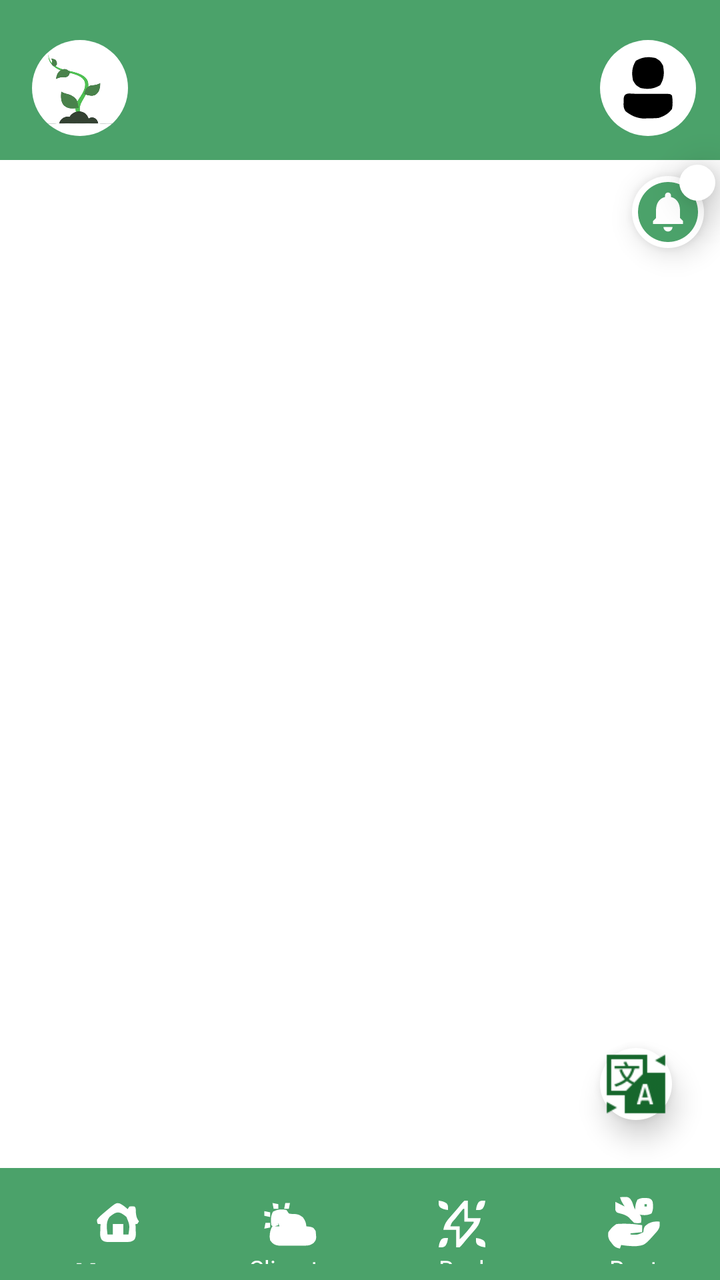
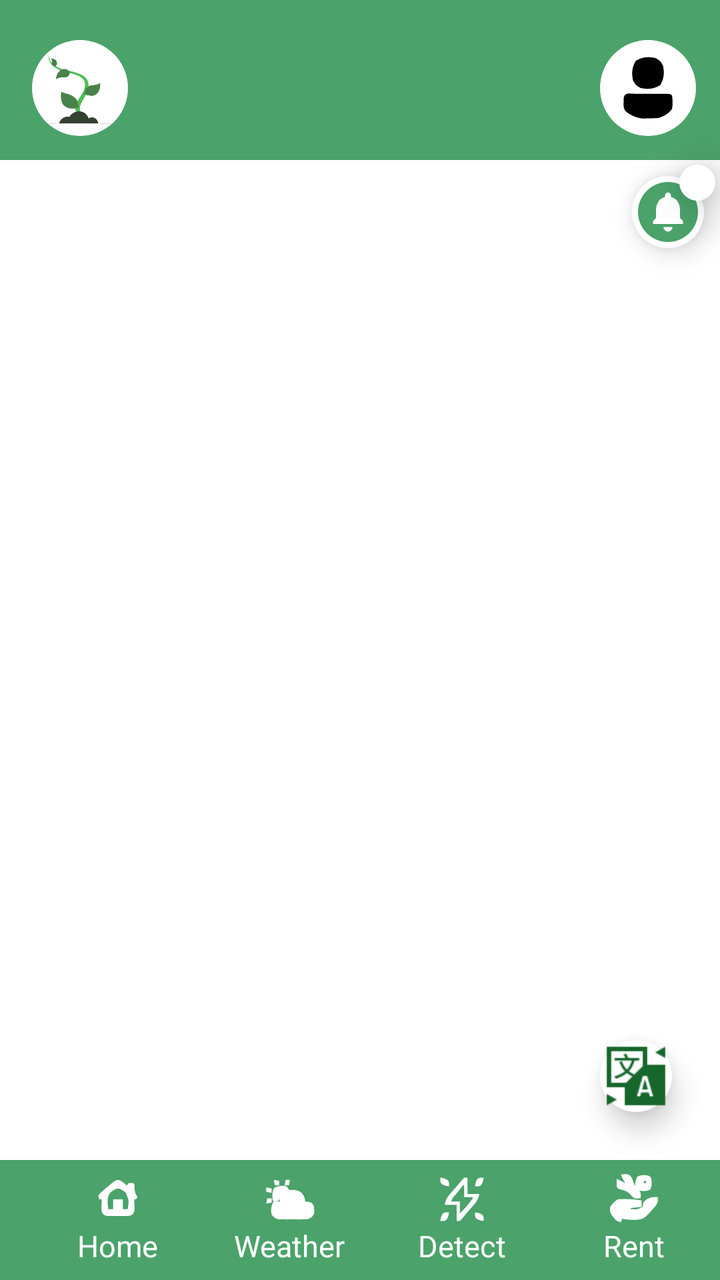

Compare the two renders of this Android layout. The source of the first and the diff that turns it into the second are given below.
<!-- AndroidManifest.xml: application theme Theme.CropTrack -->
<!-- res/layout/activity_main.xml -->
<?xml version="1.0" encoding="utf-8"?>
<androidx.constraintlayout.widget.ConstraintLayout xmlns:android="http://schemas.android.com/apk/res/android"
    xmlns:app="http://schemas.android.com/apk/res-auto"
    xmlns:tools="http://schemas.android.com/tools"
    android:id="@+id/main"
    android:background="#fff"
    android:layout_width="match_parent"
    android:layout_height="match_parent"
    tools:context=".MainActivity">

    
    <androidx.appcompat.widget.Toolbar
        android:id="@+id/topToolbar"
        android:layout_width="match_parent"
        android:layout_height="wrap_content"
        android:background="#4BA26A"
        android:paddingTop="8dp"
        app:layout_constraintStart_toStartOf="parent"
        app:layout_constraintEnd_toEndOf="parent"
        app:layout_constraintTop_toTopOf="parent">

        <ImageView
            android:id="@+id/logo"
            android:layout_width="48dp"
            android:layout_height="48dp"
            android:src="@drawable/logo"
            android:layout_margin="12dp"
            android:layout_marginTop="5dp"
            android:background="@drawable/circle_bg"
            android:padding="6dp"
            android:layout_gravity="start"/>

        <ImageView
            android:id="@+id/userPhoto"
            android:layout_width="48dp"
            android:layout_height="48dp"
            android:src="@drawable/user"
            android:layout_marginTop="5dp"
            android:background="@drawable/circle_bg"
            android:layout_margin="12dp"
            android:padding="6dp"
            android:layout_gravity="end"/>

    </androidx.appcompat.widget.Toolbar>

    
    <ImageView
        android:id="@+id/notification"
        android:layout_width="36dp"
        android:layout_height="36dp"
        android:layout_margin="8dp"
        android:background="@drawable/circle_bg"
        android:elevation="8dp"
        android:src="@drawable/baseline_circle_notifications_24"
        android:tintMode="multiply"
        app:layout_constraintEnd_toEndOf="parent"
        app:layout_constraintTop_toBottomOf="@+id/topToolbar"
        app:tint="#4BA26A" />

    <TextView
        android:id="@+id/notificationCount"
        android:layout_width="18dp"
        android:layout_height="18dp"
        android:background="@drawable/circle_bg"
        android:text="5"
        android:textColor="@android:color/white"
        android:textSize="12sp"
        android:gravity="center"
        android:padding="2dp"
        android:elevation="12dp"
        app:layout_constraintTop_toTopOf="@id/notification"
        app:layout_constraintEnd_toEndOf="@id/notification"
        android:layout_marginTop="-6dp"
        android:layout_marginEnd="-6dp"
        android:visibility="visible"/>

    <androidx.constraintlayout.widget.ConstraintLayout
        android:id="@+id/fragment"
        android:layout_width="match_parent"
        android:layout_height="0dp"
        android:layout_marginVertical="6dp"
        app:layout_constraintBottom_toTopOf="@+id/bottomToolbar"
        app:layout_constraintEnd_toEndOf="parent"
        app:layout_constraintStart_toStartOf="parent"
        app:layout_constraintTop_toBottomOf="@+id/topToolbar"/>

    
    <ImageView
        android:id="@+id/langChanger"
        android:layout_width="36dp"
        android:layout_height="36dp"
        android:layout_margin="24dp"
        android:background="@drawable/circle_bg"
        android:elevation="8dp"
        android:src="@drawable/lang_changer"
        android:tintMode="multiply"
        app:layout_constraintBottom_toTopOf="@id/bottomToolbar"
        app:layout_constraintEnd_toEndOf="@+id/topToolbar"
        app:tint="#4BA26A" />

    
    <androidx.appcompat.widget.Toolbar
        android:id="@+id/bottomToolbar"
        android:layout_width="match_parent"
        android:layout_height="56dp"
        android:background="#4BA26A"
        app:layout_constraintStart_toStartOf="parent"
        app:layout_constraintEnd_toEndOf="parent"
        app:layout_constraintBottom_toBottomOf="parent">

        <LinearLayout
            android:layout_width="match_parent"
            android:layout_height="wrap_content"
            android:gravity="center"
            android:orientation="horizontal">

            <LinearLayout
                android:id="@+id/btnHome"
                android:layout_width="0dp"
                android:layout_height="wrap_content"
                android:layout_weight="1"
                android:gravity="center"
                android:orientation="vertical"
                android:padding="8dp">

                <ImageView
                    android:id="@+id/homeIcon"
                    android:layout_width="28dp"
                    android:layout_height="28dp"
                    android:layout_marginTop="6dp"
                    android:src="@drawable/home"
                    app:tint="@android:color/white" />

                <TextView
                    android:id="@+id/home"
                    android:layout_width="wrap_content"
                    android:layout_height="wrap_content"
                    android:text="@string/home"
                    android:textColor="@android:color/white"
                    android:textSize="16sp"
                    android:textStyle="bold" />
            </LinearLayout>

            <LinearLayout
                android:id="@+id/btnClimate"
                android:layout_width="0dp"
                android:layout_height="wrap_content"
                android:layout_weight="1"
                android:gravity="center"
                android:orientation="vertical"
                android:padding="8dp">

                <ImageView
                    android:id="@+id/climateIcon"
                    android:layout_width="28dp"
                    android:layout_height="28dp"
                    android:layout_marginTop="6dp"
                    android:src="@drawable/climate"
                    app:tint="@android:color/white" />

                <TextView
                    android:id="@+id/climate"
                    android:layout_width="wrap_content"
                    android:layout_height="wrap_content"
                    android:text="@string/climate"
                    android:textColor="@android:color/white"
                    android:textSize="12sp" />
            </LinearLayout>

            <LinearLayout
                android:id="@+id/btnReel"
                android:layout_width="0dp"
                android:layout_height="wrap_content"
                android:layout_weight="1"
                android:gravity="center"
                android:orientation="vertical"
                android:padding="8dp">

                <ImageView
                    android:id="@+id/reelIcon"
                    android:layout_width="28dp"
                    android:layout_height="28dp"
                    android:layout_marginTop="6dp"
                    android:src="@drawable/explore"
                    app:tint="@android:color/white" />

                <TextView
                    android:id="@+id/reel"
                    android:layout_width="wrap_content"
                    android:layout_height="wrap_content"
                    android:text="@string/reel"
                    android:textColor="@android:color/white"
                    android:textSize="12sp" />
            </LinearLayout>

            <LinearLayout
                android:id="@+id/btnRent"
                android:layout_width="0dp"
                android:layout_height="wrap_content"
                android:layout_weight="1"
                android:gravity="center"
                android:orientation="vertical"
                android:padding="8dp">

                <ImageView
                    android:id="@+id/rentIcon"
                    android:layout_width="28dp"
                    android:layout_height="28dp"
                    android:layout_marginTop="6dp"
                    android:src="@drawable/rent_equipments"
                    app:tint="@android:color/white" />

                <TextView
                    android:id="@+id/rent"
                    android:layout_width="wrap_content"
                    android:layout_height="wrap_content"
                    android:text="@string/rent"
                    android:textColor="@android:color/white"
                    android:textSize="12sp" />
                <FrameLayout
                    android:id="@+id/fragment_container"
                    android:layout_width="match_parent"
                    android:layout_height="match_parent"/>

            </LinearLayout>

        </LinearLayout>


    </androidx.appcompat.widget.Toolbar>

</androidx.constraintlayout.widget.ConstraintLayout>
<!-- resources referenced by this layout -->
<resources>
  <!-- drawable baseline_circle_notifications_24 (drawable) -->
  <vector xmlns:android="http://schemas.android.com/apk/res/android" android:height="24dp" android:tint="#FFFFFF" android:viewportHeight="24" android:viewportWidth="24" android:width="24dp">
        
      <path android:fillColor="@android:color/white" android:pathData="M12,2C6.48,2 2,6.48 2,12s4.48,10 10,10 10,-4.48 10,-10S17.52,2 12,2zM12,18.5c-0.83,0 -1.5,-0.67 -1.5,-1.5h3c0,0.83 -0.67,1.5 -1.5,1.5zM17,16L7,16v-1l1,-1v-2.61C8,9.27 9.03,7.47 11,7v-0.5c0,-0.57 0.43,-1 1,-1s1,0.43 1,1L13,7c1.97,0.47 3,2.28 3,4.39L16,14l1,1v1z"/>
      
  </vector>
  <!-- drawable circle_bg (drawable) -->
  <?xml version="1.0" encoding="utf-8"?>
  <shape xmlns:android="http://schemas.android.com/apk/res/android"
      android:shape="oval">
      <solid android:color="#FFFFFF"/>
  </shape>
  <!-- drawable home (drawable) -->
  <vector xmlns:android="http://schemas.android.com/apk/res/android"
      android:width="64dp"
      android:height="64dp"
      android:viewportWidth="64"
      android:viewportHeight="64">
    <path
        android:pathData="M33.938,8.5C37.543,10.266 40.028,12.311 43,15C43.66,14.01 44.32,13.02 45,12C48.063,11.75 48.063,11.75 51,12C52.687,13.687 52.245,15.94 52.375,18.25C52.718,22.572 53.233,25.511 56,29C55.34,29.99 54.68,30.98 54,32C53.34,32 52.68,32 52,32C52.046,33.109 52.093,34.217 52.141,35.359C52.178,36.823 52.215,38.286 52.25,39.75C52.3,40.844 52.3,40.844 52.352,41.961C52.412,45.274 52.379,47.467 50.429,50.21C47.109,52.657 44.85,52.517 40.75,52.531C40.055,52.535 39.36,52.539 38.644,52.543C37.178,52.546 35.712,52.538 34.246,52.521C32.007,52.5 29.771,52.521 27.531,52.547C26.104,52.544 24.677,52.539 23.25,52.531C21.956,52.527 20.662,52.522 19.328,52.518C16,52 16,52 13.571,50.21C11.22,46.903 11.571,43.639 11.75,39.75C11.768,39.005 11.786,38.26 11.805,37.492C11.852,35.661 11.923,33.83 12,32C11.01,32 10.02,32 9,32C8.063,29.938 8.063,29.938 8,27C9.933,24.247 12.453,22.176 15,20C15.905,19.227 16.81,18.453 17.742,17.656C29.597,7.761 29.597,7.761 33.938,8.5ZM22.379,23.867C17.864,29.813 19.194,36.907 20,44C21.98,44 23.96,44 26,44C26,40.04 26,36.08 26,32C29.96,32 33.92,32 38,32C38,35.96 38,39.92 38,44C39.98,44 41.96,44 44,44C45.471,33.36 45.471,33.36 41.621,23.867C33.31,17.127 30.69,17.127 22.379,23.867Z"
        android:fillColor="#000000"/>
  </vector>
  <!-- drawable user (drawable) -->
  <vector xmlns:android="http://schemas.android.com/apk/res/android"
      android:width="48dp"
      android:height="48dp"
      android:viewportWidth="48"
      android:viewportHeight="48">
    <path
        android:pathData="M15.625,27.867C16.287,27.866 16.949,27.865 17.631,27.864C19.034,27.864 20.436,27.865 21.838,27.87C23.991,27.875 26.144,27.87 28.297,27.863C29.656,27.864 31.016,27.865 32.375,27.867C34.243,27.869 34.243,27.869 36.148,27.871C39,28 39,28 40,29C40.502,32.075 40.563,34.932 40,38C37.657,41.174 34.727,42.758 31,44C28.732,44.146 26.46,44.221 24.188,44.25C22.383,44.289 22.383,44.289 20.543,44.328C15.912,43.899 12.827,42.374 9.141,39.602C7.603,37.443 7.665,36 7.75,33.375C7.765,32.578 7.781,31.782 7.797,30.961C8.253,26.558 11.951,27.871 15.625,27.867Z"
        android:fillColor="#000000"/>
    <path
        android:pathData="M29,4C32.125,5.875 32.125,5.875 34,9C34.989,14.026 34.777,17.705 32.125,22.125C27.705,24.777 24.026,24.989 19,24C15.875,22.125 15.875,22.125 14,19C13.011,13.974 13.223,10.295 15.875,5.875C20.295,3.223 23.974,3.011 29,4Z"
        android:fillColor="#000000"/>
  </vector>
  <string name="climate">Climate</string>
  <string name="home">Home</string>
  <string name="reel">Reel</string>
  <string name="rent">Rent</string>
  <style name="Theme.CropTrack" parent="Base.Theme.CropTrack" />
  <style name="Base.Theme.CropTrack" parent="Theme.Material3.DayNight.NoActionBar">
          
          
      </style>
  <!-- unchanged entries left out for length: 5 -->
</resources>

<!-- the commit's change to res/layout/activity_main.xml (unified diff, before → after) -->
@@ -25,7 +25,7 @@
             android:layout_height="48dp"
             android:src="@drawable/logo"
             android:layout_margin="12dp"
-            android:layout_marginTop="5dp"
+            android:layout_marginTop="10dp"
             android:background="@drawable/circle_bg"
             android:padding="6dp"
             android:layout_gravity="start"/>
@@ -35,7 +35,7 @@
             android:layout_width="48dp"
             android:layout_height="48dp"
             android:src="@drawable/user"
-            android:layout_marginTop="5dp"
+            android:layout_marginTop="10dp"
             android:background="@drawable/circle_bg"
             android:layout_margin="12dp"
             android:padding="6dp"
@@ -74,15 +74,15 @@
         android:layout_marginEnd="-6dp"
         android:visibility="visible"/>
 
-    <androidx.constraintlayout.widget.ConstraintLayout
-        android:id="@+id/fragment"
+    <androidx.viewpager2.widget.ViewPager2
+        android:id="@+id/viewPager"
         android:layout_width="match_parent"
         android:layout_height="0dp"
         android:layout_marginVertical="6dp"
-        app:layout_constraintBottom_toTopOf="@+id/bottomToolbar"
+        app:layout_constraintBottom_toTopOf="@id/bottomToolbar"
         app:layout_constraintEnd_toEndOf="parent"
         app:layout_constraintStart_toStartOf="parent"
-        app:layout_constraintTop_toBottomOf="@+id/topToolbar"/>
+        app:layout_constraintTop_toBottomOf="@id/topToolbar"/>
 
     
     <ImageView
@@ -98,135 +98,124 @@
         app:layout_constraintEnd_toEndOf="@+id/topToolbar"
         app:tint="#4BA26A" />
 
-    
     <androidx.appcompat.widget.Toolbar
         android:id="@+id/bottomToolbar"
         android:layout_width="match_parent"
-        android:layout_height="56dp"
+        android:layout_height="60dp"
         android:background="#4BA26A"
-        app:layout_constraintStart_toStartOf="parent"
-        app:layout_constraintEnd_toEndOf="parent"
         app:layout_constraintBottom_toBottomOf="parent">
 
         <LinearLayout
             android:layout_width="match_parent"
-            android:layout_height="wrap_content"
-            android:gravity="center"
-            android:orientation="horizontal">
-
+            android:layout_height="match_parent"
+            android:orientation="horizontal"
+            android:gravity="center">
+
+            
             <LinearLayout
                 android:id="@+id/btnHome"
                 android:layout_width="0dp"
-                android:layout_height="wrap_content"
-                android:layout_weight="1"
-                android:gravity="center"
-                android:orientation="vertical"
-                android:padding="8dp">
+                android:layout_height="match_parent"
+                android:layout_weight="1"
+                android:orientation="vertical"
+                android:gravity="center">
 
                 <ImageView
                     android:id="@+id/homeIcon"
-                    android:layout_width="28dp"
-                    android:layout_height="28dp"
-                    android:layout_marginTop="6dp"
+                    android:layout_width="26dp"
+                    android:layout_height="26dp"
                     android:src="@drawable/home"
-                    app:tint="@android:color/white" />
+                    app:tint="@android:color/white"/>
 
                 <TextView
                     android:id="@+id/home"
-                    android:layout_width="wrap_content"
-                    android:layout_height="wrap_content"
-                    android:text="@string/home"
-                    android:textColor="@android:color/white"
-                    android:textSize="16sp"
-                    android:textStyle="bold" />
-            </LinearLayout>
-
+                    android:layout_height="wrap_content"
+                    android:layout_width="wrap_content"
+                    android:text="Home"
+                    android:textSize="15sp"
+                    android:textColor="@android:color/white"/>
+            </LinearLayout>
+
+
+            
             <LinearLayout
                 android:id="@+id/btnClimate"
                 android:layout_width="0dp"
-                android:layout_height="wrap_content"
-                android:layout_weight="1"
-                android:gravity="center"
-                android:orientation="vertical"
-                android:padding="8dp">
+                android:layout_height="match_parent"
+                android:layout_weight="1"
+                android:orientation="vertical"
+                android:gravity="center">
 
                 <ImageView
                     android:id="@+id/climateIcon"
-                    android:layout_width="28dp"
-                    android:layout_height="28dp"
-                    android:layout_marginTop="6dp"
+                    android:layout_width="26dp"
+                    android:layout_height="26dp"
                     android:src="@drawable/climate"
-                    app:tint="@android:color/white" />
+                    app:tint="@android:color/white"/>
 
                 <TextView
                     android:id="@+id/climate"
-                    android:layout_width="wrap_content"
-                    android:layout_height="wrap_content"
-                    android:text="@string/climate"
-                    android:textColor="@android:color/white"
-                    android:textSize="12sp" />
-            </LinearLayout>
-
+                    android:layout_height="wrap_content"
+                    android:layout_width="wrap_content"
+                    android:text="Weather"
+                    android:textSize="15sp"
+                    android:textColor="@android:color/white"/>
+            </LinearLayout>
+
+
+            
             <LinearLayout
                 android:id="@+id/btnReel"
                 android:layout_width="0dp"
-                android:layout_height="wrap_content"
-                android:layout_weight="1"
-                android:gravity="center"
-                android:orientation="vertical"
-                android:padding="8dp">
+                android:layout_height="match_parent"
+                android:layout_weight="1"
+                android:orientation="vertical"
+                android:gravity="center">
 
                 <ImageView
                     android:id="@+id/reelIcon"
-                    android:layout_width="28dp"
-                    android:layout_height="28dp"
-                    android:layout_marginTop="6dp"
+                    android:layout_width="26dp"
+                    android:layout_height="26dp"
                     android:src="@drawable/explore"
-                    app:tint="@android:color/white" />
+                    app:tint="@android:color/white"/>
 
                 <TextView
                     android:id="@+id/reel"
-                    android:layout_width="wrap_content"
-                    android:layout_height="wrap_content"
-                    android:text="@string/reel"
-                    android:textColor="@android:color/white"
-                    android:textSize="12sp" />
-            </LinearLayout>
-
+                    android:layout_height="wrap_content"
+                    android:layout_width="wrap_content"
+                    android:text="Detect"
+                    android:textSize="15sp"
+                    android:textColor="@android:color/white"/>
+            </LinearLayout>
+
+
+            
             <LinearLayout
                 android:id="@+id/btnRent"
                 android:layout_width="0dp"
-                android:layout_height="wrap_content"
-                android:layout_weight="1"
-                android:gravity="center"
-                android:orientation="vertical"
-                android:padding="8dp">
+                android:layout_height="match_parent"
+                android:layout_weight="1"
+                android:orientation="vertical"
+                android:gravity="center">
 
                 <ImageView
                     android:id="@+id/rentIcon"
-                    android:layout_width="28dp"
-                    android:layout_height="28dp"
-                    android:layout_marginTop="6dp"
+                    android:layout_width="26dp"
+                    android:layout_height="26dp"
                     android:src="@drawable/rent_equipments"
-                    app:tint="@android:color/white" />
+                    app:tint="@android:color/white"/>
 
                 <TextView
                     android:id="@+id/rent"
-                    android:layout_width="wrap_content"
-                    android:layout_height="wrap_content"
-                    android:text="@string/rent"
-                    android:textColor="@android:color/white"
-                    android:textSize="12sp" />
-                <FrameLayout
-                    android:id="@+id/fragment_container"
-                    android:layout_width="match_parent"
-                    android:layout_height="match_parent"/>
-
+                    android:layout_height="wrap_content"
+                    android:layout_width="wrap_content"
+                    android:text="Rent"
+                    android:textSize="15sp"
+                    android:textColor="@android:color/white"/>
             </LinearLayout>
 
         </LinearLayout>
 
-
     </androidx.appcompat.widget.Toolbar>
 
 </androidx.constraintlayout.widget.ConstraintLayout>
<!-- resource entries referenced after the edit -->
@@ -35,10 +35,6 @@
         android:pathData="M29,4C32.125,5.875 32.125,5.875 34,9C34.989,14.026 34.777,17.705 32.125,22.125C27.705,24.777 24.026,24.989 19,24C15.875,22.125 15.875,22.125 14,19C13.011,13.974 13.223,10.295 15.875,5.875C20.295,3.223 23.974,3.011 29,4Z"
         android:fillColor="#000000"/>
   </vector>
-  <string name="climate">Climate</string>
-  <string name="home">Home</string>
-  <string name="reel">Reel</string>
-  <string name="rent">Rent</string>
   <style name="Theme.CropTrack" parent="Base.Theme.CropTrack" />
   <style name="Base.Theme.CropTrack" parent="Theme.Material3.DayNight.NoActionBar">
           
